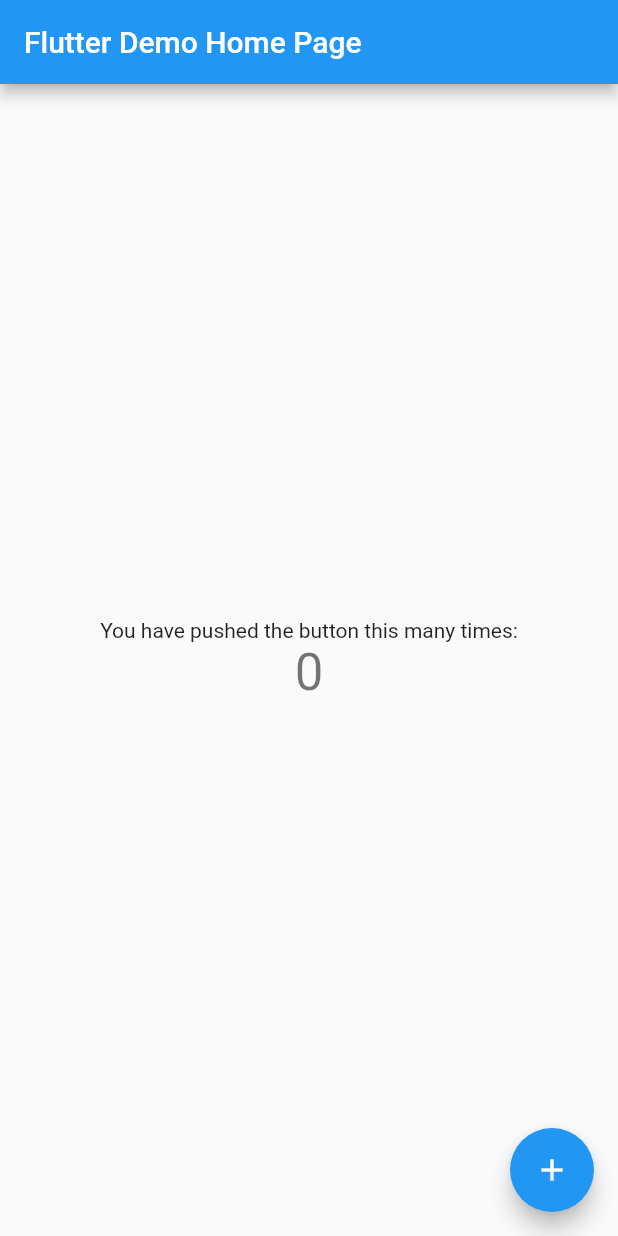
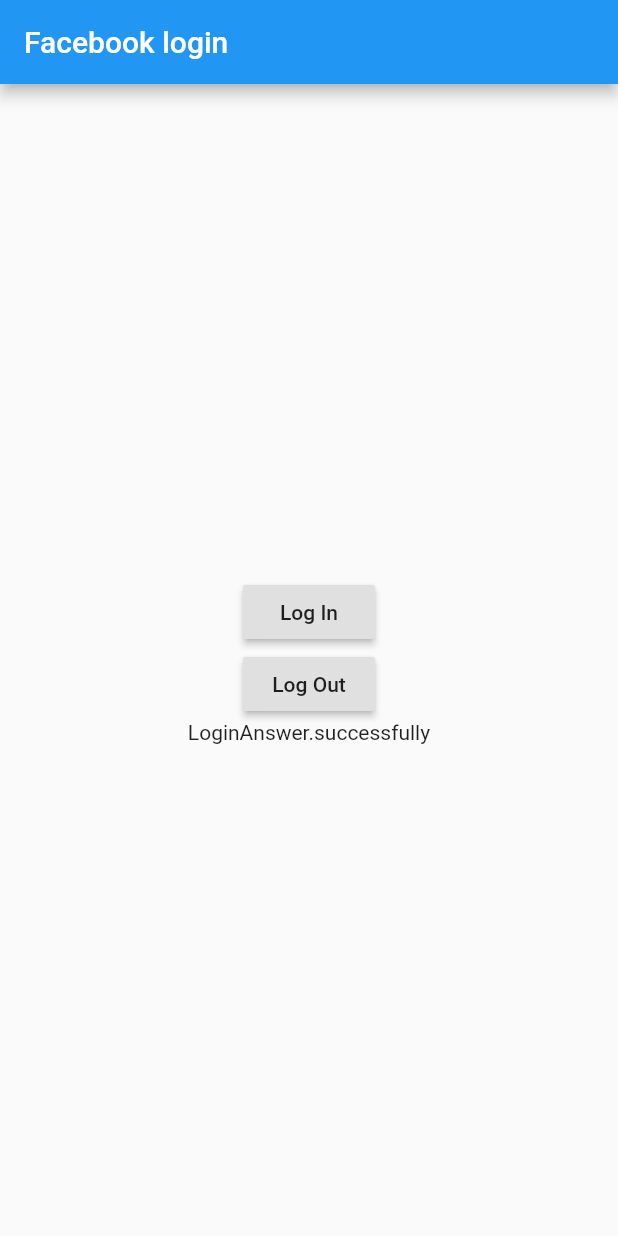
Before and after one commit to abvg9/pictron, a Flutter app: the screen it shows after launch, on a phone screen of 412 x 824 dp. Run offline on Flutter 3.47's test engine with Material 2 defaults, Android fonts, the phone set to English and light mode, and no system bars; missing offline and left inert: flutter_facebook_login.

Commit message:
Added logIn and logOut Facebook functionalities.

```diff
--- /dev/null
+++ b/lib/logic/auth/facebook/facebook_sign_client.dart
@@ -0,0 +1,88 @@
+import 'package:flutter/cupertino.dart';
+import 'package:flutter_facebook_login/flutter_facebook_login.dart';
+import 'package:flutter/material.dart';
+
+enum LoginAnswer {successfully, cancelled, error, logOut}
+
+class FacebookSignClient extends StatefulWidget {
+  const FacebookSignClient({Key key, this.title}) : super(key: key);
+
+  @override
+  _FacebookSignClientState createState() => _FacebookSignClientState();
+
+  final String title;
+}
+
+class _FacebookSignClientState extends State<FacebookSignClient> {
+
+  _FacebookSignClientState() {
+    _facebookLogin = FacebookLogin();
+    _infoMessage = LoginAnswer.successfully;
+  }
+
+  FacebookLogin _facebookLogin;
+  FacebookLoginResult _result;
+  FacebookAccessToken _token;
+  LoginAnswer _infoMessage;
+
+  @override
+  Widget build(BuildContext context) {
+    final Widget container = Container(
+      constraints: const BoxConstraints(maxHeight: 400, maxWidth: 400),
+      padding: const EdgeInsets.all(10),
+      child: Column(
+        mainAxisAlignment: MainAxisAlignment.center,
+        crossAxisAlignment: CrossAxisAlignment.center,
+        children: <Widget>[
+          RaisedButton(
+            onPressed: _logInFacebook,
+            child: const Text('Log In'),
+          ),
+          RaisedButton(
+            onPressed: _logOutFacebook,
+            child: const Text('Log Out'),
+          ),
+          Text(_infoMessage.toString()),
+        ],
+      ),
+    );
+    return Scaffold(
+      appBar: AppBar(
+        title: const Text('Facebook login'),
+      ),
+      body: Center(child: container),
+    );
+  }
+
+
+  void _logOutFacebook() {
+    _facebookLogin.logOut();
+    setState(() {
+      _infoMessage = LoginAnswer.logOut;
+    });
+  }
+
+  Future<void> _logInFacebook() async {
+
+    _facebookLogin.loginBehavior = FacebookLoginBehavior.webViewOnly;
+    _result = await _facebookLogin.logIn(<String>['email']);
+
+    setState(() {
+      switch(_result.status) {
+
+        case FacebookLoginStatus.loggedIn:
+          _infoMessage = LoginAnswer.successfully;
+          break;
+        case FacebookLoginStatus.cancelledByUser:
+          _infoMessage = LoginAnswer.cancelled;
+          break;
+        case FacebookLoginStatus.error:
+          _infoMessage = LoginAnswer.error;
+          break;
+      }
+      _token = _result.accessToken;
+    });
+
+  }
+
+}
--- a/lib/main.dart
+++ b/lib/main.dart
@@ -1,8 +1,9 @@
 import 'package:flutter/material.dart';
+import 'package:pictron/logic/auth/facebook/facebook_sign_client.dart';
 
-void main() => runApp(MyApp());
+void main() => runApp(Pictron());
 
-class MyApp extends StatelessWidget {
+class Pictron extends StatelessWidget {
   // This widget is the root of your application.
   @override
   Widget build(BuildContext context) => MaterialApp(
@@ -19,65 +20,6 @@ class MyApp extends StatelessWidget {
           // is not restarted.
           primarySwatch: Colors.blue,
         ),
-        home: const MyHomePage(title: 'Flutter Demo Home Page'),
+        home: const FacebookSignClient(title: 'Demo Login with facebook'),
       );
 }
-
-class MyHomePage extends StatefulWidget {
-  const MyHomePage({Key key, this.title}) : super(key: key);
-
-  // This widget is the home page of your application. It is stateful, meaning
-  // that it has a State object (defined below) that contains fields that affect
-  // how it looks.
-
-  // This class is the configuration for the state. It holds the values (in this
-  // case the title) provided by the parent (in this case the App widget) and
-  // used by the build method of the State. Fields in a Widget subclass are
-  // always marked "final".
-
-  final String title;
-
-  @override
-  _MyHomePageState createState() => _MyHomePageState();
-}
-
-class _MyHomePageState extends State<MyHomePage> {
-  int _counter = 0;
-
-  void _incrementCounter() {
-    setState(() {
-      // This call to setState tells the Flutter framework that something has
-      // changed in this State, which causes it to rerun the build method below
-      // so that the display can reflect the updated values. If we changed
-      // _counter without calling setState(), then the build method would not be
-      // called again, and so nothing would appear to happen.
-      _counter++;
-    });
-  }
-
-  @override
-  Widget build(BuildContext context) => Scaffold(
-        appBar: AppBar(
-          title: Text(widget.title),
-        ),
-        body: Center(
-          child: Column(
-            mainAxisAlignment: MainAxisAlignment.center,
-            children: <Widget>[
-              const Text(
-                'You have pushed the button this many times:',
-              ),
-              Text(
-                '$_counter',
-                style: Theme.of(context).textTheme.display1,
-              ),
-            ],
-          ),
-        ),
-        floatingActionButton: FloatingActionButton(
-          onPressed: _incrementCounter,
-          tooltip: 'Increment',
-          child: Icon(Icons.add),
-        ), // This trailing comma makes auto-formatting nicer for build methods.
-      );
-}
```
